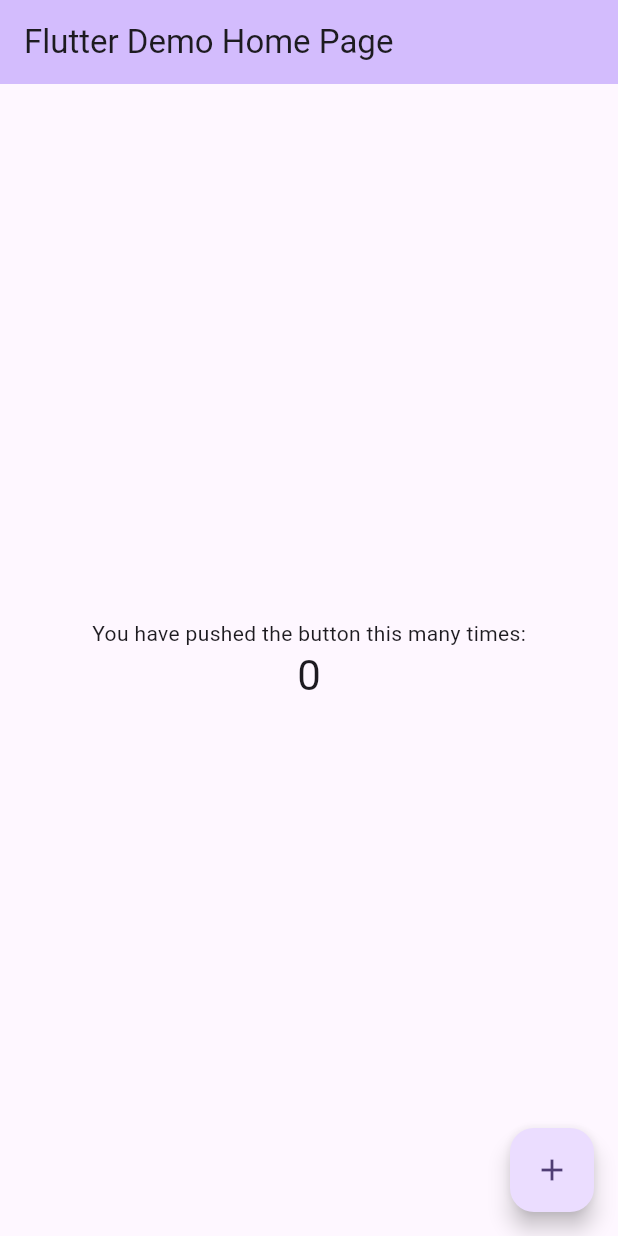
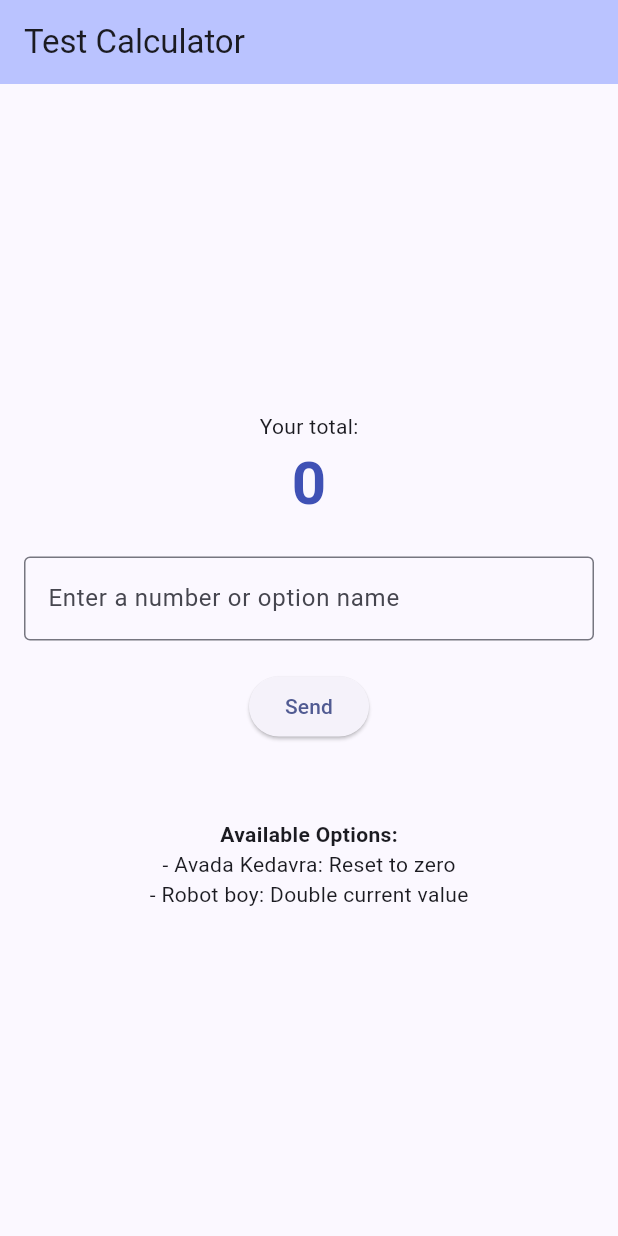
Before and after one commit to R1meq/flutter-iot-labs, a Flutter app: the screen it shows after launch, on a phone screen of 412 x 824 dp. Run offline on Flutter 3.47's test engine with Material 3 defaults, Android fonts, the phone set to English and light mode, and no system bars.

Commit message:
feat: implemented lab 1

```diff
--- a/lib/main.dart
+++ b/lib/main.dart
@@ -7,45 +7,20 @@
 class MyApp extends StatelessWidget {
   const MyApp({super.key});
 
-  // This widget is the root of your application.
   @override
   Widget build(BuildContext context) {
     return MaterialApp(
-      title: 'Flutter Demo',
+      title: 'Test Calculator',
       theme: ThemeData(
-        // This is the theme of your application.
-        //
-        // TRY THIS: Try running your application with "flutter run". You'll see
-        // the application has a purple toolbar. Then, without quitting the app,
-        // try changing the seedColor in the colorScheme below to Colors.green
-        // and then invoke "hot reload" (save your changes or press the "hot
-        // reload" button in a Flutter-supported IDE, or press "r" if you used
-        // the command line to start the app).
-        //
-        // Notice that the counter didn't reset back to zero; the application
-        // state is not lost during the reload. To reset the state, use hot
-        // restart instead.
-        //
-        // This works for code too, not just values: Most code changes can be
-        // tested with just a hot reload.
-        colorScheme: ColorScheme.fromSeed(seedColor: Colors.deepPurple),
+        colorScheme: ColorScheme.fromSeed(seedColor: Colors.indigo),
       ),
-      home: const MyHomePage(title: 'Flutter Demo Home Page'),
+      home: const MyHomePage(title: 'Test Calculator'),
     );
   }
 }
 
 class MyHomePage extends StatefulWidget {
-  const MyHomePage({super.key, required this.title});
-
-  // This widget is the home page of your application. It is stateful, meaning
-  // that it has a State object (defined below) that contains fields that affect
-  // how it looks.
-
-  // This class is the configuration for the state. It holds the values (in this
-  // case the title) provided by the parent (in this case the App widget) and
-  // used by the build method of the State. Fields in a Widget subclass are
-  // always marked "final".
+  const MyHomePage({required this.title, super.key});
 
   final String title;
 
@@ -55,68 +30,82 @@
 
 class _MyHomePageState extends State<MyHomePage> {
   int _counter = 0;
+  final TextEditingController _controller = TextEditingController();
+  String _message = '';
 
-  void _incrementCounter() {
+  void _processInput() {
+    final String input = _controller.text.trim();
+    if (input.isEmpty) return;
+
     setState(() {
-      // This call to setState tells the Flutter framework that something has
-      // changed in this State, which causes it to rerun the build method below
-      // so that the display can reflect the updated values. If we changed
-      // _counter without calling setState(), then the build method would not be
-      // called again, and so nothing would appear to happen.
-      _counter++;
+      if (input == 'Avada Kedavra') {
+        _counter = 0;
+        _message = 'Calculator Reset.';
+      } else if (input == 'Robot boy') {
+        _counter *= 2;
+        _message = 'Value Doubled.';
+      } else {
+        final int? value = int.tryParse(input);
+        if (value != null) {
+          _counter += value;
+          _message = 'Added $value to your total.';
+        } else {
+          _message = 'Enter a valid number,'
+              ' \'Avada Kedavra\', or \'Robot boy\'!';
+        }
+      }
     });
+    _controller.clear();
   }
 
   @override
   Widget build(BuildContext context) {
-    // This method is rerun every time setState is called, for instance as done
-    // by the _incrementCounter method above.
-    //
-    // The Flutter framework has been optimized to make rerunning build methods
-    // fast, so that you can just rebuild anything that needs updating rather
-    // than having to individually change instances of widgets.
     return Scaffold(
       appBar: AppBar(
-        // TRY THIS: Try changing the color here to a specific color (to
-        // Colors.amber, perhaps?) and trigger a hot reload to see the AppBar
-        // change color while the other colors stay the same.
         backgroundColor: Theme.of(context).colorScheme.inversePrimary,
-        // Here we take the value from the MyHomePage object that was created by
-        // the App.build method, and use it to set our appbar title.
         title: Text(widget.title),
       ),
       body: Center(
-        // Center is a layout widget. It takes a single child and positions it
-        // in the middle of the parent.
+        child: Padding(
+          padding: const EdgeInsets.all(16),
           child: Column(
-          // Column is also a layout widget. It takes a list of children and
-          // arranges them vertically. By default, it sizes itself to fit its
-          // children horizontally, and tries to be as tall as its parent.
-          //
-          // Column has various properties to control how it sizes itself and
-          // how it positions its children. Here we use mainAxisAlignment to
-          // center the children vertically; the main axis here is the vertical
-          // axis because Columns are vertical (the cross axis would be
-          // horizontal).
-          //
-          // TRY THIS: Invoke "debug painting" (choose the "Toggle Debug Paint"
-          // action in the IDE, or press "p" in the console), to see the
-          // wireframe for each widget.
             mainAxisAlignment: MainAxisAlignment.center,
             children: <Widget>[
-            const Text('You have pushed the button this many times:'),
+              const Text('Your total:'),
               Text(
                 '$_counter',
-              style: Theme.of(context).textTheme.headlineMedium,
+                style: const TextStyle(
+                  fontSize: 40,
+                  fontWeight: FontWeight.bold,
+                  color: Colors.indigo,
                 ),
+              ),
+              const SizedBox(height: 20),
+              TextField(
+                controller: _controller,
+                decoration: const InputDecoration(
+                  labelText: 'Enter a number or option name',
+                  border: OutlineInputBorder(),
+                ),
+                keyboardType: TextInputType.text,
+                onSubmitted: (_) => _processInput(),
+              ),
+              const SizedBox(height: 20),
+              ElevatedButton.icon(
+                onPressed: _processInput,
+                label: const Text('Send'),
+              ),
+              const SizedBox(height: 10),
+              Text(_message, style: const TextStyle(color: Colors.purple)),
+              const SizedBox(height: 20),
+              const Text('Available Options:',
+                style: TextStyle(fontWeight: FontWeight.bold),),
+              const Text('- Avada Kedavra: Reset to zero'),
+              const Text('- Robot boy: Double current value'),
             ],
           ),
         ),
-      floatingActionButton: FloatingActionButton(
-        onPressed: _incrementCounter,
-        tooltip: 'Increment',
-        child: const Icon(Icons.add),
-      ), // This trailing comma makes auto-formatting nicer for build methods.
+      ),
     );
   }
 }
```
Lines whose indentation alone changed are shown as unchanged.
